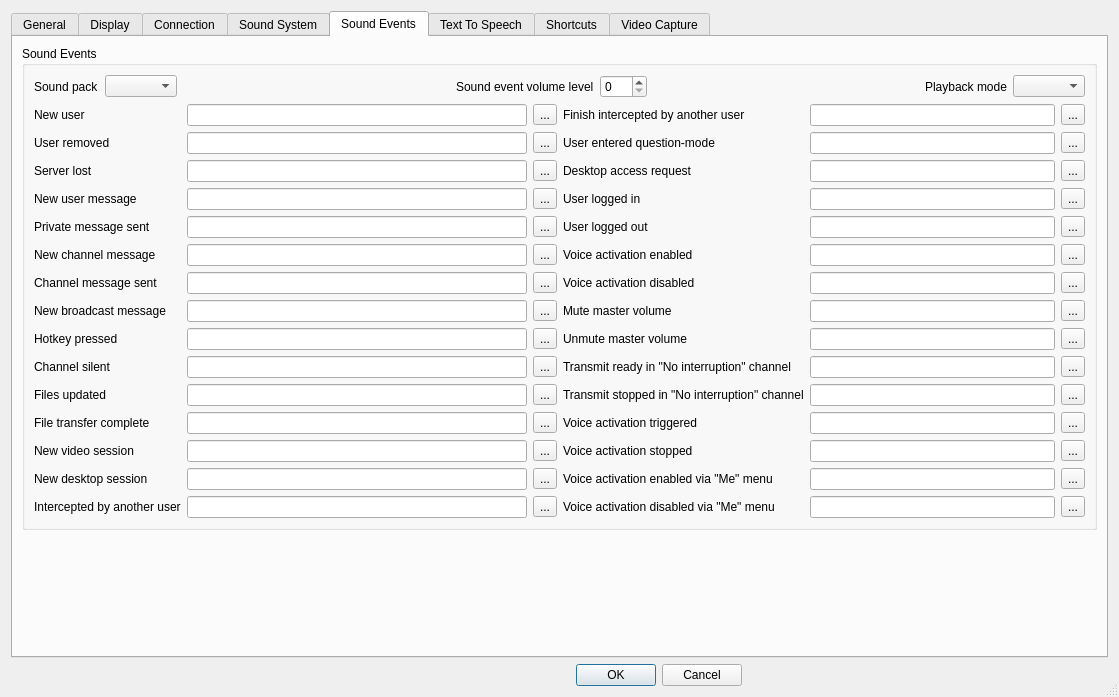
Old version of the form Client/qtTeamTalk/preferences.ui in the repository BearWare/TeamTalk5.
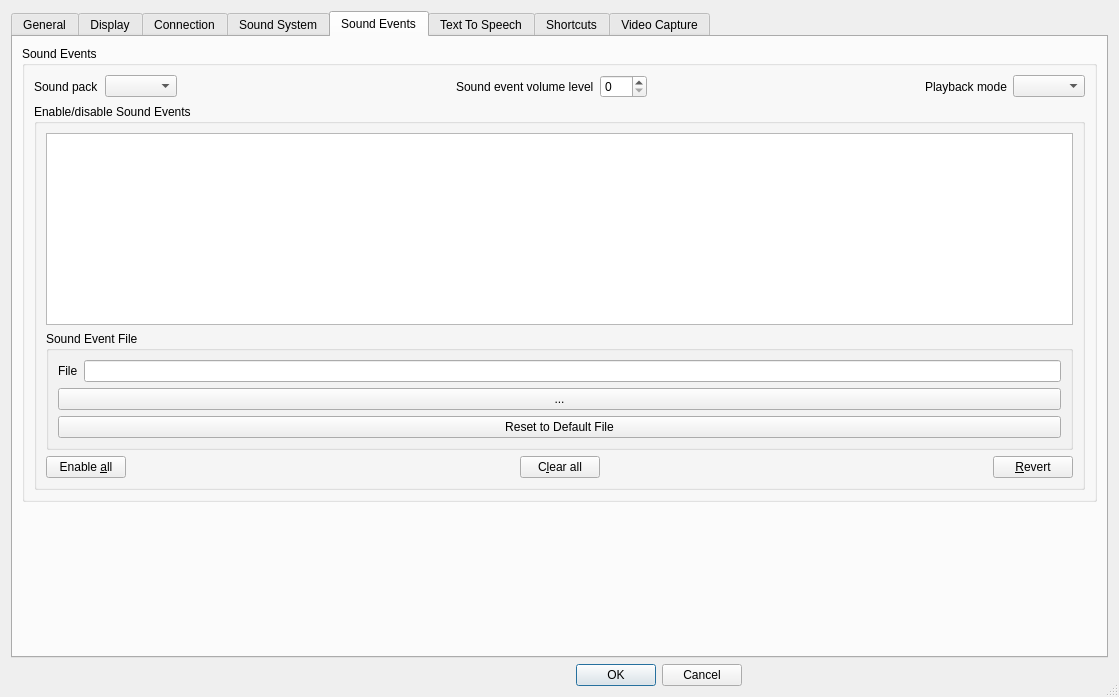
New version of the form. The open tabs and pages were chosen to show the change. Icons and pictures are not drawn. Custom widgets are drawn as their Qt base class.

Commit message:
Redesign "Sound events" tab (#2292)
* Redesign "Sound events" tab

* Fix saving

* Fixed display text

* Fixed sound pack change

* Dynamically save sound pack

* Use vertical layout in sound events

* Only connect pack change signal after pack list is complete

* Change some events text

* Automize sound pack methods

* Silence compiler warning

* Lower case soundEventsRestoreDefaultFile()  method name

* Allow selecting default value

---------

Diff of the .ui file:
```diff
--- a/Client/qtTeamTalk/preferences.ui
+++ b/Client/qtTeamTalk/preferences.ui
@@ -1419,712 +1419,132 @@
            </layout>
           </item>
           <item>
-           <layout class="QHBoxLayout" name="horizontalLayout_25">
-            <item>
-             <layout class="QGridLayout" name="gridLayout_4">
-              <item row="0" column="0">
-               <widget class="QLabel" name="label_16">
-                <property name="text">
-                 <string>New user</string>
-                </property>
-                <property name="buddy">
-                 <cstring>newuserEdit</cstring>
-                </property>
-               </widget>
-              </item>
-              <item row="0" column="1">
-               <widget class="QLineEdit" name="newuserEdit"/>
-              </item>
-              <item row="0" column="2">
-               <widget class="QToolButton" name="newuserButton">
-                <property name="sizePolicy">
-                 <sizepolicy hsizetype="Minimum" vsizetype="Fixed">
-                  <horstretch>0</horstretch>
-                  <verstretch>0</verstretch>
-                 </sizepolicy>
-                </property>
-                <property name="accessibleName">
-                 <string>Browse</string>
-                </property>
-                <property name="text">
-                 <string notr="true">...</string>
-                </property>
-               </widget>
-              </item>
-              <item row="1" column="0">
-               <widget class="QLabel" name="label_17">
-                <property name="text">
-                 <string>User removed</string>
-                </property>
-                <property name="buddy">
-                 <cstring>rmuserEdit</cstring>
-                </property>
-               </widget>
-              </item>
-              <item row="1" column="1">
-               <widget class="QLineEdit" name="rmuserEdit"/>
-              </item>
-              <item row="1" column="2">
-               <widget class="QToolButton" name="rmuserButton">
-                <property name="accessibleName">
-                 <string>Browse</string>
-                </property>
-                <property name="text">
-                 <string notr="true">...</string>
-                </property>
-               </widget>
-              </item>
-              <item row="2" column="0">
-               <widget class="QLabel" name="label_18">
-                <property name="text">
-                 <string>Server lost</string>
-                </property>
-                <property name="buddy">
-                 <cstring>srvlostEdit</cstring>
-                </property>
-               </widget>
-              </item>
-              <item row="2" column="1">
-               <widget class="QLineEdit" name="srvlostEdit"/>
-              </item>
-              <item row="2" column="2">
-               <widget class="QToolButton" name="srvlostButton">
-                <property name="accessibleName">
-                 <string>Browse</string>
-                </property>
-                <property name="text">
-                 <string notr="true">...</string>
-                </property>
-               </widget>
-              </item>
-              <item row="3" column="0">
-               <widget class="QLabel" name="label_19">
-                <property name="text">
-                 <string>New user message</string>
-                </property>
-                <property name="buddy">
-                 <cstring>usermsgEdit</cstring>
-                </property>
-               </widget>
-              </item>
-              <item row="3" column="1">
-               <widget class="QLineEdit" name="usermsgEdit"/>
-              </item>
-              <item row="3" column="2">
-               <widget class="QToolButton" name="usermsgButton">
-                <property name="accessibleName">
-                 <string>Browse</string>
-                </property>
-                <property name="text">
-                 <string notr="true">...</string>
-                </property>
-               </widget>
-              </item>
-              <item row="4" column="0">
-               <widget class="QLabel" name="label_58">
-                <property name="text">
-                 <string>Private message sent</string>
-                </property>
-                <property name="buddy">
-                 <cstring>sentmsgEdit</cstring>
-                </property>
-               </widget>
-              </item>
-              <item row="4" column="1">
-               <widget class="QLineEdit" name="sentmsgEdit"/>
-              </item>
-              <item row="4" column="2">
-               <widget class="QToolButton" name="sentmsgButton">
-                <property name="accessibleName">
-                 <string>Browse</string>
-                </property>
-                <property name="text">
-                 <string notr="true">...</string>
-                </property>
-               </widget>
-              </item>
-              <item row="5" column="0">
-               <widget class="QLabel" name="label_20">
-                <property name="text">
-                 <string>New channel message</string>
-                </property>
-                <property name="buddy">
-                 <cstring>chanmsgEdit</cstring>
-                </property>
-               </widget>
-              </item>
-              <item row="5" column="1">
-               <widget class="QLineEdit" name="chanmsgEdit"/>
-              </item>
-              <item row="5" column="2">
-               <widget class="QToolButton" name="chanmsgButton">
-                <property name="accessibleName">
-                 <string>Browse</string>
-                </property>
-                <property name="text">
-                 <string notr="true">...</string>
-                </property>
-               </widget>
-              </item>
-              <item row="6" column="0">
-               <widget class="QLabel" name="label_59">
-                <property name="text">
-                 <string>Channel message sent</string>
-                </property>
-                <property name="buddy">
-                 <cstring>sentchannelmsgEdit</cstring>
-                </property>
-               </widget>
-              </item>
-              <item row="6" column="1">
-               <widget class="QLineEdit" name="sentchannelmsgEdit"/>
-              </item>
-              <item row="6" column="2">
-               <widget class="QToolButton" name="sentchannelmsgButton">
-                <property name="accessibleName">
-                 <string>Browse</string>
-                </property>
-                <property name="text">
-                 <string notr="true">...</string>
-                </property>
-               </widget>
-              </item>
-              <item row="7" column="0">
-               <widget class="QLabel" name="label_36">
-                <property name="text">
-                 <string>New broadcast message</string>
-                </property>
-                <property name="buddy">
-                 <cstring>bcastmsgEdit</cstring>
-                </property>
-               </widget>
-              </item>
-              <item row="7" column="1">
-               <widget class="QLineEdit" name="bcastmsgEdit"/>
-              </item>
-              <item row="7" column="2">
-               <widget class="QToolButton" name="bcastmsgButton">
-                <property name="accessibleName">
-                 <string>Browse</string>
-                </property>
-                <property name="text">
-                 <string notr="true">...</string>
-                </property>
-               </widget>
-              </item>
-              <item row="8" column="0">
-               <widget class="QLabel" name="label_21">
-                <property name="text">
-                 <string>Hotkey pressed</string>
-                </property>
-                <property name="buddy">
-                 <cstring>hotkeyEdit</cstring>
-                </property>
-               </widget>
-              </item>
-              <item row="8" column="1">
-               <widget class="QLineEdit" name="hotkeyEdit"/>
-              </item>
-              <item row="8" column="2">
-               <widget class="QToolButton" name="hotkeyButton">
-                <property name="accessibleName">
-                 <string>Browse</string>
-                </property>
-                <property name="text">
-                 <string notr="true">...</string>
-                </property>
-               </widget>
-              </item>
-              <item row="9" column="0">
-               <widget class="QLabel" name="label_22">
-                <property name="text">
-                 <string>Channel silent</string>
-                </property>
-                <property name="buddy">
-                 <cstring>chansilentEdit</cstring>
-                </property>
-               </widget>
-              </item>
-              <item row="9" column="1">
-               <widget class="QLineEdit" name="chansilentEdit"/>
-              </item>
-              <item row="9" column="2">
-               <widget class="QToolButton" name="chansilentButton">
-                <property name="accessibleName">
-                 <string>Browse</string>
-                </property>
-                <property name="text">
-                 <string notr="true">...</string>
-                </property>
-               </widget>
-              </item>
-              <item row="10" column="0">
-               <widget class="QLabel" name="label_23">
-                <property name="text">
-                 <string>Files updated</string>
-                </property>
-                <property name="buddy">
-                 <cstring>fileupdEdit</cstring>
-                </property>
-               </widget>
-              </item>
-              <item row="10" column="1">
-               <widget class="QLineEdit" name="fileupdEdit"/>
-              </item>
-              <item row="10" column="2">
-               <widget class="QToolButton" name="fileupdButton">
-                <property name="accessibleName">
-                 <string>Browse</string>
-                </property>
-                <property name="text">
-                 <string notr="true">...</string>
-                </property>
-               </widget>
-              </item>
-              <item row="11" column="0">
-               <widget class="QLabel" name="label_24">
-                <property name="text">
-                 <string>File transfer complete</string>
-                </property>
-                <property name="buddy">
-                 <cstring>transferdoneEdit</cstring>
-                </property>
-               </widget>
-              </item>
-              <item row="11" column="1">
-               <widget class="QLineEdit" name="transferdoneEdit"/>
-              </item>
-              <item row="11" column="2">
-               <widget class="QToolButton" name="transferdoneButton">
-                <property name="accessibleName">
-                 <string>Browse</string>
-                </property>
-                <property name="text">
-                 <string notr="true">...</string>
-                </property>
-               </widget>
-              </item>
-              <item row="12" column="0">
-               <widget class="QLabel" name="label_32">
-                <property name="text">
-                 <string>New video session</string>
-                </property>
-                <property name="buddy">
-                 <cstring>videosessionEdit</cstring>
-                </property>
-               </widget>
-              </item>
-              <item row="12" column="1">
-               <widget class="QLineEdit" name="videosessionEdit"/>
-              </item>
-              <item row="12" column="2">
-               <widget class="QToolButton" name="videosessionButton">
-                <property name="accessibleName">
-                 <string>Browse</string>
-                </property>
-                <property name="text">
-                 <string notr="true">...</string>
-                </property>
-               </widget>
-              </item>
-              <item row="13" column="0">
-               <widget class="QLabel" name="label_37">
-                <property name="text">
-                 <string>New desktop session</string>
-                </property>
-                <property name="buddy">
-                 <cstring>desktopsessionEdit</cstring>
-                </property>
-               </widget>
-              </item>
-              <item row="13" column="1">
-               <widget class="QLineEdit" name="desktopsessionEdit"/>
-              </item>
-              <item row="13" column="2">
-               <widget class="QToolButton" name="desktopsessionButton">
-                <property name="accessibleName">
-                 <string>Browse</string>
-                </property>
-                <property name="text">
-                 <string notr="true">...</string>
-                </property>
-               </widget>
-              </item>
-              <item row="14" column="0">
-               <widget class="QLabel" name="label_intercept">
-                <property name="text">
-                 <string>Intercepted by another user</string>
-                </property>
-                <property name="buddy">
-                 <cstring>interceptEdit</cstring>
-                </property>
-               </widget>
-              </item>
-              <item row="14" column="1">
-               <widget class="QLineEdit" name="interceptEdit"/>
-              </item>
-              <item row="14" column="2">
-               <widget class="QToolButton" name="interceptButton">
-                <property name="accessibleName">
-                 <string>Browse</string>
-                </property>
-                <property name="text">
-                 <string notr="true">...</string>
-                </property>
-               </widget>
-              </item>
-             </layout>
-            </item>
-            <item>
-             <layout class="QGridLayout" name="gridLayout_7">
-              <item row="0" column="0">
-               <widget class="QLabel" name="label_interceptEnd">
-                <property name="text">
-                 <string>Finish intercepted by another user</string>
-                </property>
-                <property name="buddy">
-                 <cstring>interceptEndEdit</cstring>
-                </property>
-               </widget>
-              </item>
-              <item row="0" column="1">
-               <widget class="QLineEdit" name="interceptEndEdit"/>
-              </item>
-              <item row="0" column="2">
-               <widget class="QToolButton" name="interceptEndButton">
-                <property name="accessibleName">
-                 <string>Browse</string>
-                </property>
-                <property name="text">
-                 <string notr="true">...</string>
-                </property>
-               </widget>
-              </item>
-              <item row="1" column="0">
-               <widget class="QLabel" name="label_38">
-                <property name="text">
-                 <string>User entered question-mode</string>
-                </property>
-                <property name="buddy">
-                 <cstring>questionmodeEdit</cstring>
-                </property>
-               </widget>
-              </item>
-              <item row="1" column="1">
-               <widget class="QLineEdit" name="questionmodeEdit"/>
-              </item>
-              <item row="1" column="2">
-               <widget class="QToolButton" name="questionmodeBtn">
-                <property name="accessibleName">
-                 <string>Browse</string>
-                </property>
-                <property name="text">
-                 <string notr="true">...</string>
-                </property>
-               </widget>
-              </item>
-              <item row="2" column="0">
-               <widget class="QLabel" name="label_40">
-                <property name="text">
-                 <string>Desktop access request</string>
-                </property>
-                <property name="buddy">
-                 <cstring>desktopaccessEdit</cstring>
-                </property>
-               </widget>
-              </item>
-              <item row="2" column="1">
-               <widget class="QLineEdit" name="desktopaccessEdit"/>
-              </item>
-              <item row="2" column="2">
-               <widget class="QToolButton" name="desktopaccessBtn">
-                <property name="accessibleName">
-                 <string>Browse</string>
-                </property>
-                <property name="text">
-                 <string notr="true">...</string>
-                </property>
-               </widget>
-              </item>
-              <item row="3" column="0">
-               <widget class="QLabel" name="label_60">
-                <property name="text">
-                 <string>User logged in</string>
-                </property>
-                <property name="buddy">
-                 <cstring>userloggedinEdit</cstring>
-                </property>
-               </widget>
-              </item>
-              <item row="3" column="1">
-               <widget class="QLineEdit" name="userloggedinEdit"/>
-              </item>
-              <item row="3" column="2">
-               <widget class="QToolButton" name="userloggedinButton">
-                <property name="accessibleName">
-                 <string>Browse</string>
-                </property>
-                <property name="text">
-                 <string notr="true">...</string>
-                </property>
-               </widget>
-              </item>
-              <item row="4" column="0">
-               <widget class="QLabel" name="label_61">
-                <property name="text">
-                 <string>User logged out</string>
-                </property>
-                <property name="buddy">
-                 <cstring>userloggedoutEdit</cstring>
-                </property>
-               </widget>
-              </item>
-              <item row="4" column="1">
-               <widget class="QLineEdit" name="userloggedoutEdit"/>
-              </item>
-              <item row="4" column="2">
-               <widget class="QToolButton" name="userloggedoutButton">
-                <property name="accessibleName">
-                 <string>Browse</string>
-                </property>
-                <property name="text">
-                 <string notr="true">...</string>
-                </property>
-               </widget>
-              </item>
-              <item row="5" column="0">
-               <widget class="QLabel" name="label_62">
-                <property name="text">
-                 <string>Voice activation enabled</string>
-                </property>
-                <property name="buddy">
-                 <cstring>voiceactonEdit</cstring>
-                </property>
-               </widget>
-              </item>
-              <item row="5" column="1">
-               <widget class="QLineEdit" name="voiceactonEdit"/>
-              </item>
-              <item row="5" column="2">
-               <widget class="QToolButton" name="voiceactonButton">
-                <property name="accessibleName">
-                 <string>Browse</string>
-                </property>
-                <property name="text">
-                 <string notr="true">...</string>
-                </property>
-               </widget>
-              </item>
-              <item row="6" column="0">
-               <widget class="QLabel" name="label_63">
-                <property name="text">
-                 <string>Voice activation disabled</string>
-                </property>
-                <property name="buddy">
-                 <cstring>voiceactoffEdit</cstring>
-                </property>
-               </widget>
-              </item>
-              <item row="6" column="1">
-               <widget class="QLineEdit" name="voiceactoffEdit"/>
-              </item>
-              <item row="6" column="2">
-               <widget class="QToolButton" name="voiceactoffButton">
-                <property name="accessibleName">
-                 <string>Browse</string>
-                </property>
-                <property name="text">
-                 <string notr="true">...</string>
-                </property>
-               </widget>
-              </item>
-              <item row="7" column="0">
-               <widget class="QLabel" name="label_64">
-                <property name="text">
-                 <string>Mute master volume</string>
-                </property>
-                <property name="buddy">
-                 <cstring>muteallonEdit</cstring>
-                </property>
-               </widget>
-              </item>
-              <item row="7" column="1">
-               <widget class="QLineEdit" name="muteallonEdit"/>
-              </item>
-              <item row="7" column="2">
-               <widget class="QToolButton" name="muteallonButton">
-                <property name="accessibleName">
-                 <string>Browse</string>
-                </property>
-                <property name="text">
-                 <string notr="true">...</string>
-                </property>
-               </widget>
-              </item>
-              <item row="8" column="0">
-               <widget class="QLabel" name="label_65">
-                <property name="text">
-                 <string>Unmute master volume</string>
-                </property>
-                <property name="buddy">
-                 <cstring>mutealloffEdit</cstring>
-                </property>
-               </widget>
-              </item>
-              <item row="8" column="1">
-               <widget class="QLineEdit" name="mutealloffEdit"/>
-              </item>
-              <item row="8" column="2">
-               <widget class="QToolButton" name="mutealloffButton">
-                <property name="accessibleName">
-                 <string>Browse</string>
-                </property>
-                <property name="text">
-                 <string notr="true">...</string>
-                </property>
-               </widget>
-              </item>
-              <item row="9" column="0">
-               <widget class="QLabel" name="label_66">
-                <property name="text">
-                 <string>Transmit ready in &quot;No interruption&quot; channel</string>
-                </property>
-                <property name="buddy">
-                 <cstring>transmitqueueheadEdit</cstring>
-                </property>
-               </widget>
-              </item>
-              <item row="9" column="1">
-               <widget class="QLineEdit" name="transmitqueueheadEdit"/>
-              </item>
-              <item row="9" column="2">
-               <widget class="QToolButton" name="transmitqueueheadButton">
-                <property name="accessibleName">
-                 <string>Browse</string>
-                </property>
-                <property name="text">
-                 <string notr="true">...</string>
-                </property>
-               </widget>
-              </item>
-              <item row="10" column="0">
-               <widget class="QLabel" name="label_67">
-                <property name="text">
-                 <string>Transmit stopped in &quot;No interruption&quot; channel</string>
-                </property>
-                <property name="buddy">
-                 <cstring>transmitqueuestopEdit</cstring>
-                </property>
-               </widget>
-              </item>
-              <item row="10" column="1">
-               <widget class="QLineEdit" name="transmitqueuestopEdit"/>
-              </item>
-              <item row="10" column="2">
-               <widget class="QToolButton" name="transmitqueuestopButton">
-                <property name="accessibleName">
-                 <string>Browse</string>
-                </property>
-                <property name="text">
-                 <string notr="true">...</string>
-                </property>
-               </widget>
-              </item>
-              <item row="11" column="0">
-               <widget class="QLabel" name="label_68">
-                <property name="text">
-                 <string>Voice activation triggered</string>
-                </property>
-                <property name="buddy">
-                 <cstring>voiceacttrigEdit</cstring>
-                </property>
-               </widget>
-              </item>
-              <item row="11" column="1">
-               <widget class="QLineEdit" name="voiceacttrigEdit"/>
-              </item>
-              <item row="11" column="2">
-               <widget class="QToolButton" name="voiceacttrigButton">
-                <property name="accessibleName">
-                 <string>Browse</string>
-                </property>
-                <property name="text">
-                 <string notr="true">...</string>
-                </property>
-               </widget>
-              </item>
-              <item row="12" column="0">
-               <widget class="QLabel" name="label_69">
-                <property name="text">
-                 <string>Voice activation stopped</string>
-                </property>
-                <property name="buddy">
-                 <cstring>voiceactstopEdit</cstring>
-                </property>
-               </widget>
-              </item>
-              <item row="12" column="1">
-               <widget class="QLineEdit" name="voiceactstopEdit"/>
-              </item>
-              <item row="12" column="2">
-               <widget class="QToolButton" name="voiceactstopButton">
-                <property name="accessibleName">
-                 <string>Browse</string>
-                </property>
-                <property name="text">
-                 <string notr="true">...</string>
-                </property>
-               </widget>
-              </item>
-              <item row="13" column="0">
-               <widget class="QLabel" name="label_70">
-                <property name="text">
-                 <string>Voice activation enabled via &quot;Me&quot; menu</string>
-                </property>
-                <property name="buddy">
-                 <cstring>voiceactmeonEdit</cstring>
-                </property>
-               </widget>
-              </item>
-              <item row="13" column="1">
-               <widget class="QLineEdit" name="voiceactmeonEdit"/>
-              </item>
-              <item row="13" column="2">
-               <widget class="QToolButton" name="voiceactmeonButton">
-                <property name="accessibleName">
-                 <string>Browse</string>
-                </property>
-                <property name="text">
-                 <string notr="true">...</string>
-                </property>
-               </widget>
-              </item>
-              <item row="14" column="0">
-               <widget class="QLabel" name="label_71">
-                <property name="text">
-                 <string>Voice activation disabled via &quot;Me&quot; menu</string>
-                </property>
-                <property name="buddy">
-                 <cstring>voiceactmeoffEdit</cstring>
-                </property>
-               </widget>
-              </item>
-              <item row="14" column="1">
-               <widget class="QLineEdit" name="voiceactmeoffEdit"/>
-              </item>
-              <item row="14" column="2">
-               <widget class="QToolButton" name="voiceactmeoffButton">
-                <property name="accessibleName">
-                 <string>Browse</string>
-                </property>
-                <property name="text">
-                 <string notr="true">...</string>
-                </property>
-               </widget>
-              </item>
-             </layout>
-            </item>
-           </layout>
+           <widget class="QGroupBox" name="soundEvents_groupbox">
+            <property name="title">
+             <string>Enable/disable Sound Events</string>
+            </property>
+            <layout class="QVBoxLayout" name="soundEvents_vlayout1">
+             <item>
+              <widget class="MyTreeView" name="soundEventsTreeView">
+               <property name="toolTip">
+                <string>Double click to check/uncheck</string>
+               </property>
+               <property name="editTriggers">
+                <set>QAbstractItemView::NoEditTriggers</set>
+               </property>
+               <property name="showDropIndicator" stdset="0">
+                <bool>false</bool>
+               </property>
+               <property name="alternatingRowColors">
+                <bool>true</bool>
+               </property>
+               <property name="rootIsDecorated">
+                <bool>false</bool>
+               </property>
+               <property name="itemsExpandable">
+                <bool>false</bool>
+               </property>
+               <property name="expandsOnDoubleClick">
+                <bool>false</bool>
+               </property>
+              </widget>
+             </item>
+             <item>
+              <widget class="QGroupBox" name="soundeventsfile_groupbox">
+               <property name="title">
+                <string>Sound Event File</string>
+               </property>
+               <layout class="QVBoxLayout" name="soundEvents_vlayout2">
+                <item>
+                 <layout class="QHBoxLayout" name="soundEvents_hbox1">
+                  <item>
+                   <widget class="QLabel" name="soundEventFileLabel">
+                    <property name="text">
+                     <string>File</string>
+                    </property>
+                    <property name="buddy">
+                     <cstring>soundEventFileEdit</cstring>
+                    </property>
+                   </widget>
+                  </item>
+                  <item>
+                   <widget class="QLineEdit" name="soundEventFileEdit"/>
+                  </item>
+                 </layout>
+                </item>
+                <item>
+                 <widget class="QPushButton" name="soundEventsBrowseButton">
+                  <property name="accessibleName">
+                   <string>Browse</string>
+                  </property>
+                  <property name="text">
+                   <string notr="true">...</string>
+                  </property>
+                 </widget>
+                </item>
+                <item>
+                 <widget class="QPushButton" name="soundEventsDefFileButton">
+                  <property name="text">
+                   <string>Reset to Default File</string>
+                  </property>
+                 </widget>
+                </item>
+               </layout>
+              </widget>
+             </item>
+             <item>
+              <layout class="QHBoxLayout" name="soundEvents_hbox2">
+               <item>
+                <widget class="QPushButton" name="soundEventsEnableallButton">
+                 <property name="text">
+                  <string>Enable &amp;all</string>
+                 </property>
+                </widget>
+               </item>
+               <item>
+                <spacer name="horizontalSpacer_23">
+                 <property name="orientation">
+                  <enum>Qt::Horizontal</enum>
+                 </property>
+                 <property name="sizeHint" stdset="0">
+                  <size>
+                   <width>40</width>
+                   <height>20</height>
+                  </size>
+                 </property>
+                </spacer>
+               </item>
+               <item>
+                <widget class="QPushButton" name="soundEventsClearallButton">
+                 <property name="text">
+                  <string>C&amp;lear all</string>
+                 </property>
+                </widget>
+               </item>
+               <item>
+                <spacer name="soundevents_hspacer1">
+                 <property name="orientation">
+                  <enum>Qt::Horizontal</enum>
+                 </property>
+                 <property name="sizeHint" stdset="0">
+                  <size>
+                   <width>40</width>
+                   <height>20</height>
+                  </size>
+                 </property>
+                </spacer>
+               </item>
+               <item>
+                <widget class="QPushButton" name="soundEventsRevertButton">
+                 <property name="text">
+                  <string>&amp;Revert</string>
+                 </property>
+                </widget>
+               </item>
+              </layout>
+             </item>
+            </layout>
+           </widget>
           </item>
          </layout>
         </widget>
```
Left out of the diff: 6 changed lines with no effect on the pictures. The commit also changes 11 other files.
